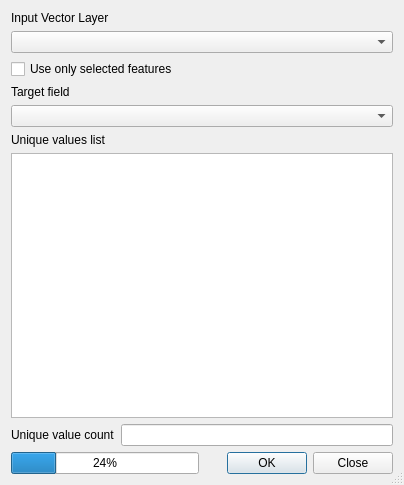
First picture: the form in qgis/python/plugins/fTools/tools/frmVisual.ui, repository sourcepole/qgis, before the edit.
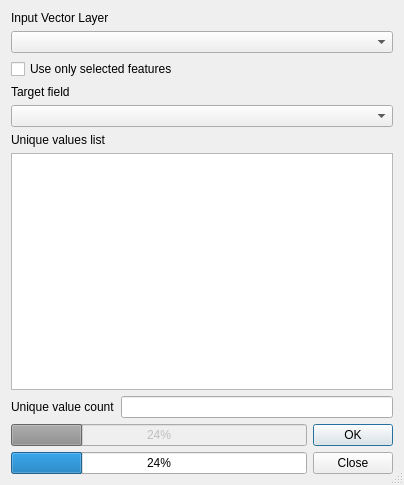
Second picture: the form after the edit.

Commit message: speed up geometry validation in fTools (self-intersection detection; fixes #2262)

Patch:
```diff
--- a/qgis/python/plugins/fTools/tools/frmVisual.ui
+++ b/qgis/python/plugins/fTools/tools/frmVisual.ui
@@ -114,26 +114,6 @@
      </item>
     </layout>
    </item>
-   <item row="7" column="0">
-    <widget class="QProgressBar" name="progressBar">
-     <property name="value">
-      <number>24</number>
-     </property>
-     <property name="alignment">
-      <set>Qt::AlignCenter</set>
-     </property>
-    </widget>
-   </item>
-   <item row="7" column="1">
-    <widget class="QDialogButtonBox" name="buttonBox_2">
-     <property name="orientation">
-      <enum>Qt::Horizontal</enum>
-     </property>
-     <property name="standardButtons">
-      <set>QDialogButtonBox::Close|QDialogButtonBox::Ok</set>
-     </property>
-    </widget>
-   </item>
    <item row="3" column="0">
     <layout class="QVBoxLayout" name="verticalLayout">
      <item>
@@ -145,6 +125,39 @@
      </item>
     </layout>
    </item>
+   <item row="8" column="1" rowspan="2">
+    <widget class="QDialogButtonBox" name="buttonBox_2">
+     <property name="orientation">
+      <enum>Qt::Vertical</enum>
+     </property>
+     <property name="standardButtons">
+      <set>QDialogButtonBox::Close|QDialogButtonBox::Ok</set>
+     </property>
+    </widget>
+   </item>
+   <item row="9" column="0">
+    <widget class="QProgressBar" name="progressBar">
+     <property name="value">
+      <number>24</number>
+     </property>
+     <property name="alignment">
+      <set>Qt::AlignCenter</set>
+     </property>
+    </widget>
+   </item>
+   <item row="8" column="0">
+    <widget class="QProgressBar" name="partProgressBar">
+     <property name="enabled">
+      <bool>false</bool>
+     </property>
+     <property name="value">
+      <number>24</number>
+     </property>
+     <property name="alignment">
+      <set>Qt::AlignCenter</set>
+     </property>
+    </widget>
+   </item>
   </layout>
  </widget>
  <resources/>
```
The commit also changes 1 other file.
